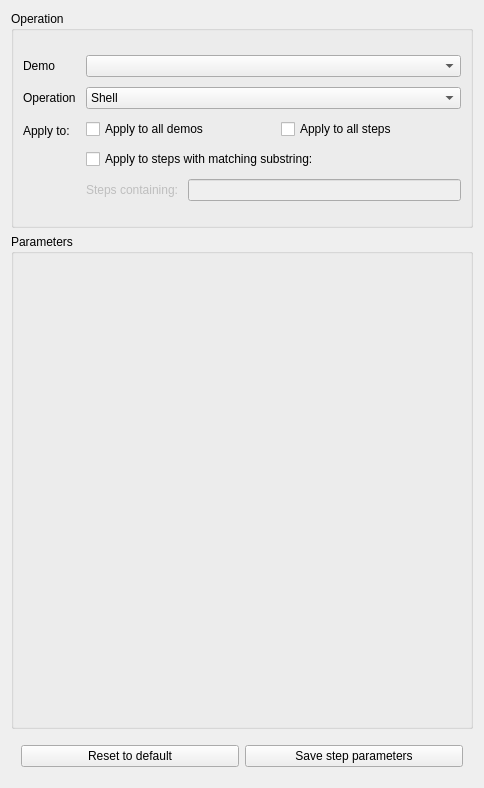
This is isu/ui/ops/tab.ui in clpi/isutils as Qt 5 draws it before an edit. The edited form follows.
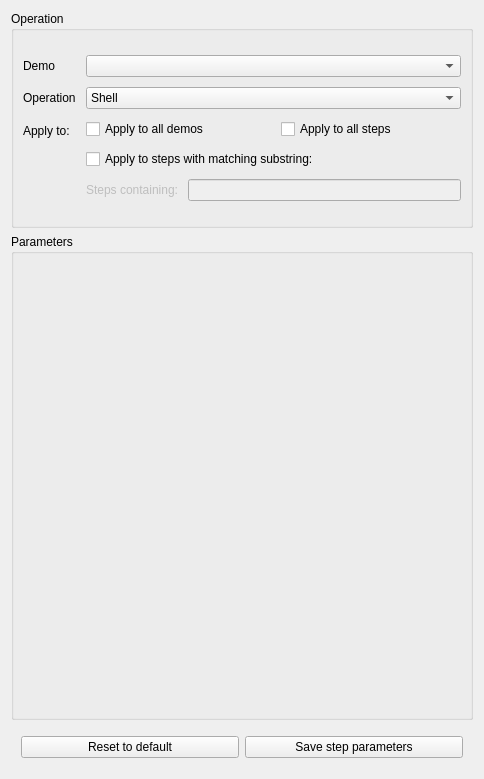
This is the edited form.

The edit to the form file:
```diff
--- a/isu/ui/ops/tab.ui
+++ b/isu/ui/ops/tab.ui
@@ -7,7 +7,7 @@
     <x>0</x>
     <y>0</y>
     <width>484</width>
-    <height>788</height>
+    <height>779</height>
    </rect>
   </property>
   <layout class="QVBoxLayout" name="opLayout">
```
Left out of the diff: 2 changed lines with no effect on the pictures.
